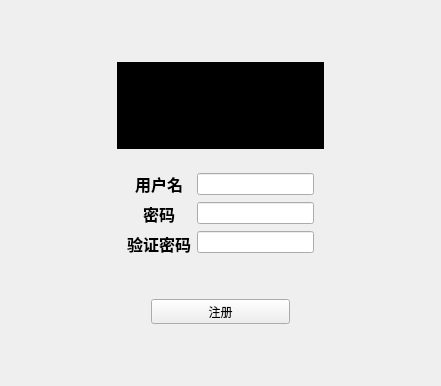
This is WordLite/registerwidget.ui in Staaaaaaaaar/WordHub as Qt 5 draws it before an edit. The edited form follows.
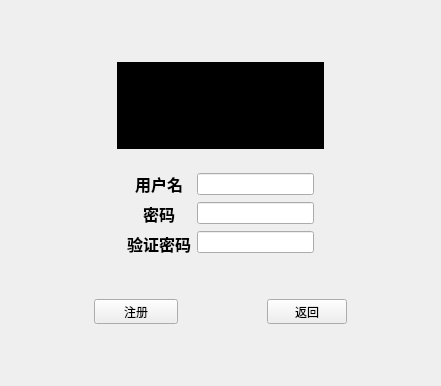
This is the edited form. Icons and pictures are not drawn.

Commit message: 注册界面添加返回按钮

```diff
--- a/WordLite/registerwidget.ui
+++ b/WordLite/registerwidget.ui
@@ -225,11 +225,43 @@
          <verstretch>0</verstretch>
         </sizepolicy>
        </property>
+       <property name="minimumSize">
+        <size>
+         <width>80</width>
+         <height>0</height>
+        </size>
+       </property>
        <property name="text">
         <string>注册</string>
        </property>
       </widget>
      </item>
+     <item>
+      <spacer name="horizontalSpacer_7">
+       <property name="orientation">
+        <enum>Qt::Orientation::Horizontal</enum>
+       </property>
+       <property name="sizeHint" stdset="0">
+        <size>
+         <width>40</width>
+         <height>20</height>
+        </size>
+       </property>
+      </spacer>
+     </item>
+     <item alignment="Qt::AlignmentFlag::AlignTop">
+      <widget class="QToolButton" name="backButton">
+       <property name="minimumSize">
+        <size>
+         <width>80</width>
+         <height>0</height>
+        </size>
+       </property>
+       <property name="text">
+        <string>返回</string>
+       </property>
+      </widget>
+     </item>
      <item>
       <spacer name="horizontalSpacer_6">
        <property name="orientation">
```
The commit also changes 2 other files.
